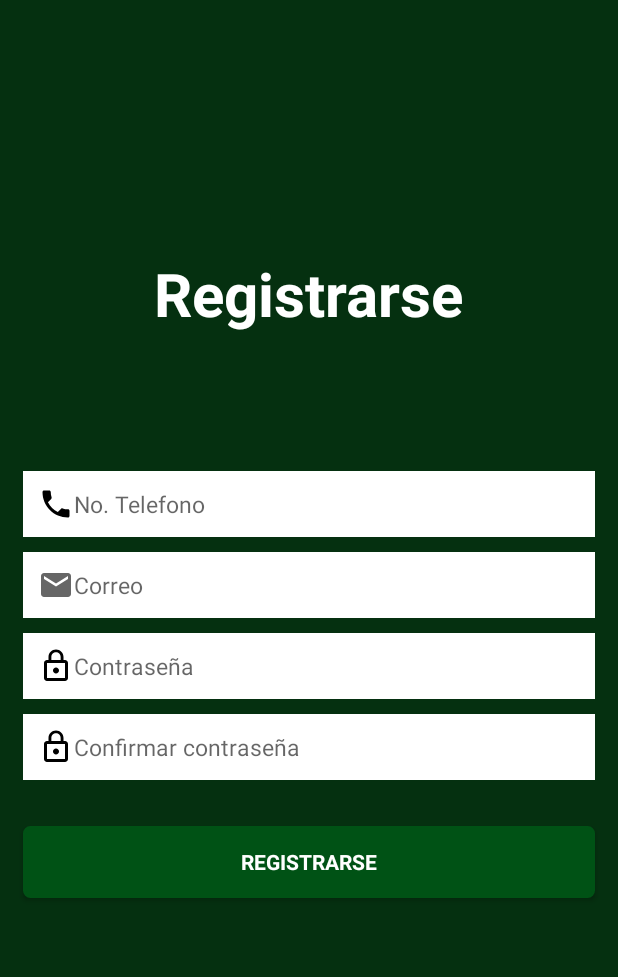
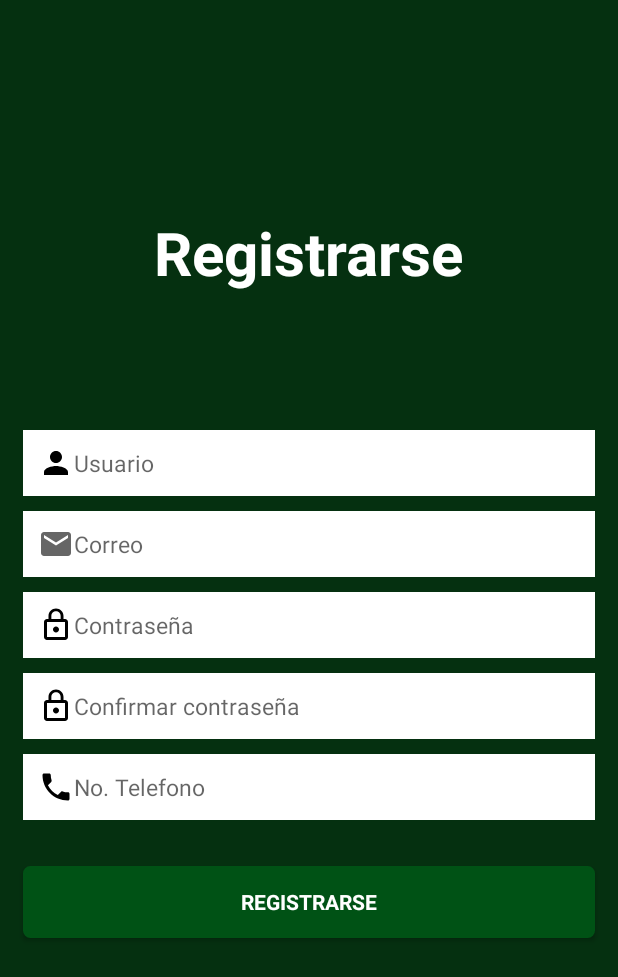
Before and after one commit to IvanGV859/FimeBookandMarket, an Android app: the Register screen opened directly, with no data from a screen before it, after a tap on "REGISTRARSE", on a phone screen of 412 x 824 dp. Shown: the top 977 px of the screen. Run offline under Robolectric (Android 15) with nearby library versions, the phone set to English and light mode, and no system bars; our stand-ins replace Firebase (no records; nobody signed in at launch, a user with empty details on screens opened directly); Roboto replaces fonts that are not available here.

Commit message:
Nombre Usuario

```diff
--- a/app/src/main/java/com/example/fimebookandmarket/Register.java
+++ b/app/src/main/java/com/example/fimebookandmarket/Register.java
@@ -22,13 +22,14 @@ import java.util.Map;
 
 public class Register extends AppCompatActivity {
 
-    private EditText mEditTextPhone, mEditTextEmail, mEditTextPass, mEditTextConfPass;
+    private EditText mEditTextUsuario, mEditTextEmail, mEditTextPass, mEditTextConfPass, mEditTextPhone;
 
     //VARIABLES DE LOS DATOS QUE VAMOS A REGISTRAR
     private String phone ="";
     private String email ="";
     private String password ="";
     private String confpass ="";
+    private String usuario ="";
 
     //FirebaseAuth nos brinda el paquete de autenticacion de firebase
     FirebaseAuth mAuth;
@@ -44,6 +45,7 @@ public class Register extends AppCompatActivity {
         mEditTextEmail = findViewById(R.id.edtEmail);
         mEditTextPass = findViewById(R.id.edtPass);
         mEditTextConfPass = findViewById(R.id.edtConfPass);
+        mEditTextUsuario =findViewById(R.id.edtUsuario);
 
         mAuth = FirebaseAuth.getInstance();
         mDatabase = FirebaseDatabase.getInstance().getReference();
@@ -57,13 +59,18 @@ public class Register extends AppCompatActivity {
                 email = mEditTextEmail.getText().toString();
                 password = mEditTextPass.getText().toString();
                 confpass = mEditTextConfPass.getText().toString();
+                usuario = mEditTextUsuario.getText().toString();
 
-                if(!phone.isEmpty() && !email.isEmpty() && !password.isEmpty() && !confpass.isEmpty()) {
+                if(!usuario.isEmpty() && !email.isEmpty() && !password.isEmpty() && !confpass.isEmpty() && !phone.isEmpty()) {
                     if (password.length() >= 6) {
-                        if(password.equals(confpass)){
-                            registerUser();
+                        if(usuario.length() >=5){
+                            if(password.equals(confpass)){
+                                registerUser();
+                            }else {
+                                Toast.makeText(this, "Las contraseñas no coinciden", Toast.LENGTH_SHORT).show();
+                            }
                         }else {
-                            Toast.makeText(this, "Las contraseñas no coinciden", Toast.LENGTH_SHORT).show();
+                            Toast.makeText(this, "El usuario debe tener al menos 5 caracteres", Toast.LENGTH_SHORT).show();
                         }
                     }
                     else {
@@ -89,6 +96,7 @@ public class Register extends AppCompatActivity {
                     map.put("email", email);
                     map.put("password", password);
                     map.put("confpass", confpass);
+                    map.put("usuario", usuario);
 
                     String id = mAuth.getCurrentUser().getUid();
 
--- a/app/src/main/res/layout/activity_register.xml
+++ b/app/src/main/res/layout/activity_register.xml
@@ -18,14 +18,14 @@
         android:layout_height="wrap_content">
 
         <EditText
-            android:id="@+id/edtPhone"
+            android:id="@+id/edtUsuario"
             android:layout_width="match_parent"
             android:layout_height="wrap_content"
             android:layout_marginTop="10dp"
             android:background="#ffffff"
-            android:drawableLeft="@drawable/ic_phone_black_24dp"
-            android:hint="No. Telefono"
-            android:inputType="phone"
+            android:drawableLeft="@drawable/ic_person_black_24dp"
+            android:hint="Usuario"
+            android:inputType="text"
             android:padding="10dp"
             android:text=""
             android:textSize="15sp" />
@@ -70,6 +70,19 @@
             android:text=""
             android:textSize="15sp" />
 
+        <EditText
+            android:id="@+id/edtPhone"
+            android:layout_width="match_parent"
+            android:layout_height="wrap_content"
+            android:layout_marginTop="10dp"
+            android:background="#ffffff"
+            android:drawableLeft="@drawable/ic_phone_black_24dp"
+            android:hint="No. Telefono"
+            android:inputType="phone"
+            android:padding="10dp"
+            android:text=""
+            android:textSize="15sp" />
+
     </LinearLayout>
 
     <Button
```
Also changed, not shown: app/src/main/java/com/example/fimebookandmarket/Home.java (+30 -0 lines), app/src/main/res/layout/activity_home.xml (+8 -8 lines).
